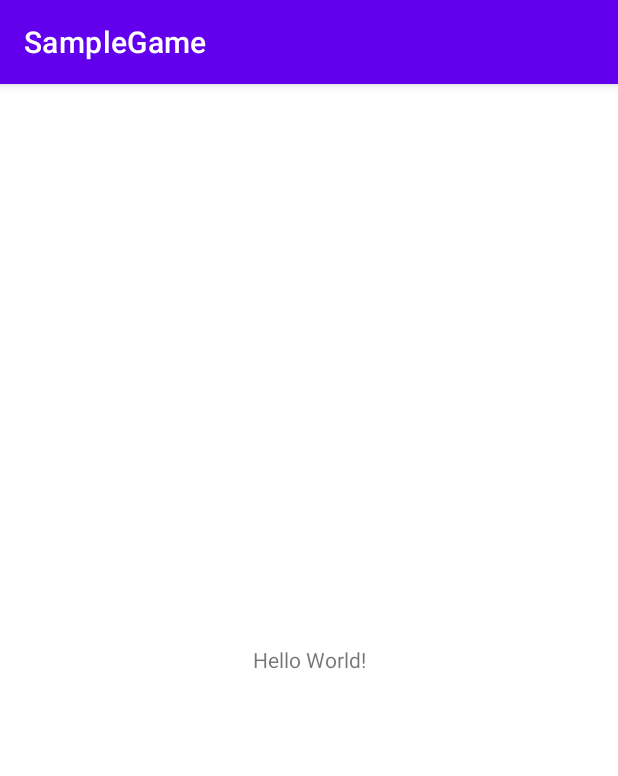
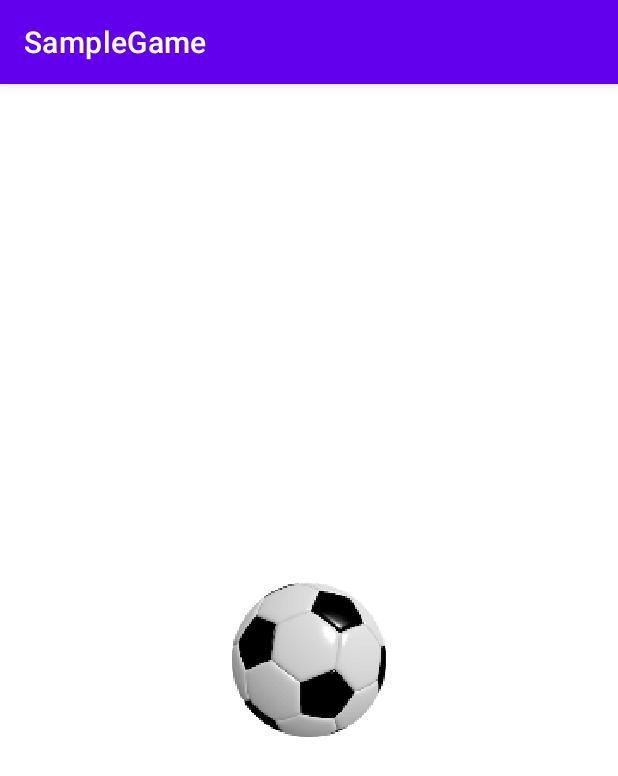
Before and after one commit to scgyong-kpu/spgp_2023, an Android app: the screen it shows after launch (MainActivity), on a phone screen of 412 x 824 dp. Shown: the top 776 px of the screen. Run offline under Robolectric (Android 15) with nearby library versions, the phone set to English and light mode, and no system bars.

Commit message:
한가운데 1/4 크기의 공 그리기

```diff
--- a/SampleGame/app/src/main/java/kr/ac/tukorea/ge/spgp2023/samplegame/GameView.java
+++ b/SampleGame/app/src/main/java/kr/ac/tukorea/ge/spgp2023/samplegame/GameView.java
@@ -1,10 +1,14 @@
 package kr.ac.tukorea.ge.spgp2023.samplegame;
 
 import android.content.Context;
+import android.content.res.Resources;
 import android.content.res.TypedArray;
+import android.graphics.Bitmap;
+import android.graphics.BitmapFactory;
 import android.graphics.Canvas;
 import android.graphics.Color;
 import android.graphics.Paint;
+import android.graphics.RectF;
 import android.graphics.drawable.Drawable;
 import android.text.TextPaint;
 import android.util.AttributeSet;
@@ -14,29 +18,38 @@ import android.view.View;
  * TODO: document your custom view class.
  */
 public class GameView extends View {
+    private Bitmap soccerBitmap;
+    private RectF soccerRect = new RectF();
     public GameView(Context context) {
         super(context);
         init(null, 0);
     }
-
     public GameView(Context context, AttributeSet attrs) {
         super(context, attrs);
         init(attrs, 0);
     }
-
     public GameView(Context context, AttributeSet attrs, int defStyle) {
         super(context, attrs, defStyle);
         init(attrs, defStyle);
     }
 
     private void init(AttributeSet attrs, int defStyle) {
-
+        Resources res = getResources();
+        soccerBitmap = BitmapFactory.decodeResource(res, R.mipmap.soccer_ball_240);
     }
 
     @Override
     protected void onDraw(Canvas canvas) {
         super.onDraw(canvas);
 
+        float scale = getWidth() / 10.0f;
+        canvas.scale(scale, scale);
 
+        float height = getHeight() / scale;
+
+        float cx = 5.0f, cy = height / 2.0f;
+        float radius = 1.25f;
+        soccerRect.set(cx - radius, cy - radius, cx + radius, cy + radius);
+        canvas.drawBitmap(soccerBitmap, null, soccerRect, null);
     }
 }
--- a/SampleGame/app/src/main/res/layout/activity_main.xml
+++ b/SampleGame/app/src/main/res/layout/activity_main.xml
@@ -1,11 +1,9 @@
 <?xml version="1.0" encoding="utf-8"?>
-<TextView
+<kr.ac.tukorea.ge.spgp2023.samplegame.GameView
     xmlns:android="http://schemas.android.com/apk/res/android"
     xmlns:tools="http://schemas.android.com/tools"
     xmlns:app="http://schemas.android.com/apk/res-auto"
     android:layout_width="match_parent"
     android:layout_height="match_parent"
-    android:text="Hello World!"
-    android:gravity="center"
     tools:context=".MainActivity">
-  </TextView>
+  </kr.ac.tukorea.ge.spgp2023.samplegame.GameView>
```
